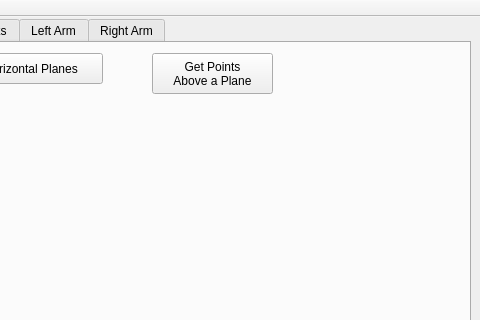
This is catkin_ws/src/hri/justina/justina_gui/src/MainWindow.ui in RobotJustina/Juskeshino as Qt 5 draws it before an edit; both pictures show x 200 to 680 and y 0 to 320 of the 680 by 483 pixel window. The edited form follows.
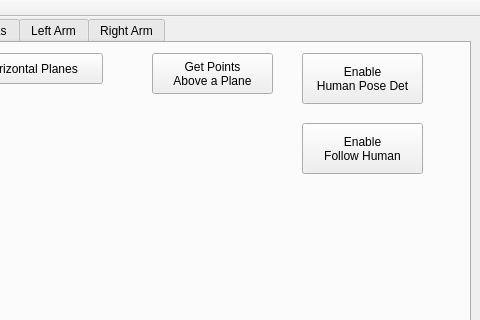
This is the edited form. The open tabs and pages were chosen to show the change.

Commit message: Modify topic names in streaming_keypoints of human pose detector Rename speech.launch as hri.launch and modify justina's launches accordingly Add buttons to enable/disable huma pose detection and human following in justina GUI Add methods for enable/disable human pose detetion and huma following in JuskeshinoTools Add methdos for approaching a person using human pose detector in juskeshino simple tasks Modify qualification2024 to test changes

Patch:
```diff
--- a/catkin_ws/src/hri/justina/justina_gui/src/MainWindow.ui
+++ b/catkin_ws/src/hri/justina/justina_gui/src/MainWindow.ui
@@ -1203,6 +1203,34 @@
 Above a Plane</string>
       </property>
      </widget>
+     <widget class="QPushButton" name="visBtnEnableHumanPose">
+      <property name="geometry">
+       <rect>
+        <x>500</x>
+        <y>10</y>
+        <width>121</width>
+        <height>51</height>
+       </rect>
+      </property>
+      <property name="text">
+       <string>Enable
+Human Pose Det</string>
+      </property>
+     </widget>
+     <widget class="QPushButton" name="hriBtnEnableFollowHuman">
+      <property name="geometry">
+       <rect>
+        <x>500</x>
+        <y>80</y>
+        <width>121</width>
+        <height>51</height>
+       </rect>
+      </property>
+      <property name="text">
+       <string>Enable
+Follow Human</string>
+      </property>
+     </widget>
     </widget>
     <widget class="QWidget" name="tabSimpleTasks">
      <attribute name="title">
```
The commit also changes 15 other files.
